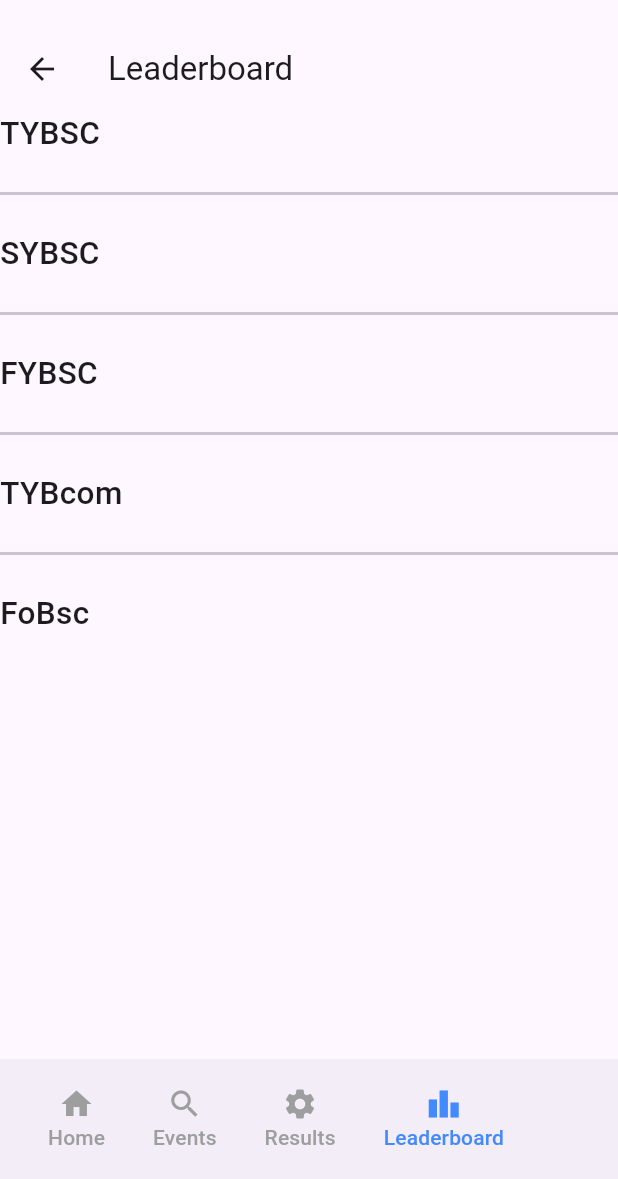
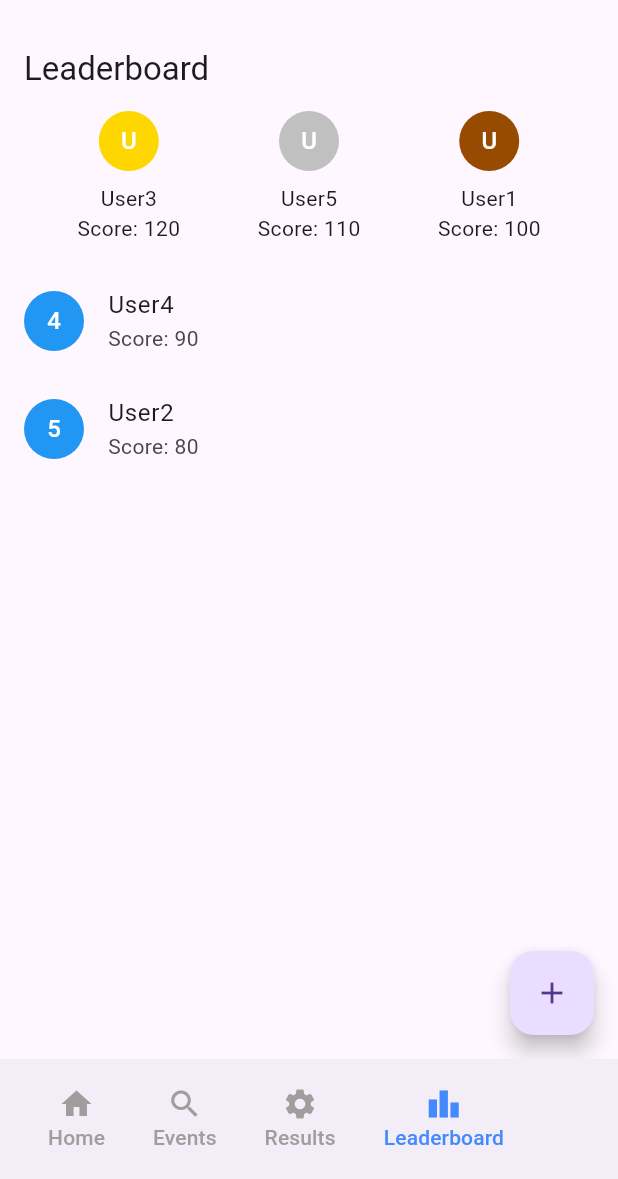
Before and after one commit to VinayakNishad/myThirdRepo, a Flutter app: the MyHome screen opened by its route, item 4 of the bottom bar chosen, on a phone screen of 412 x 824 dp, the part 57-1236 px from its top. Run offline on Flutter 3.47's test engine with Material 3 defaults, Android fonts, the phone set to English and light mode, and no system bars; our stand-ins replace firebase_auth, firebase_core, hidden_drawer_menu; accounts and stored records are empty.

Commit message:
Updated Leader board screen

```diff
--- /dev/null
+++ b/myproject/lib/LeaderBoard/LeaderBoardScreen.dart
@@ -0,0 +1,153 @@
+import 'package:flutter/material.dart';
+import 'AdminScreen.dart';
+import 'LeaderMain.dart';
+class LeaderboardScreen extends StatefulWidget {
+  final List<User> users;
+
+  LeaderboardScreen(this.users);
+
+  @override
+  _LeaderboardScreenState createState() => _LeaderboardScreenState();
+}
+class _LeaderboardScreenState extends State<LeaderboardScreen> {
+  @override
+  Widget build(BuildContext context) {
+    return Scaffold(
+      appBar: AppBar(
+        title: Text('Leaderboard'),
+      ),
+      body: Column(
+        children: [
+          Row(
+            mainAxisAlignment: MainAxisAlignment.spaceEvenly,
+            children: [
+              _buildUserWidget(widget.users[0]),
+              _buildUserWidget(widget.users[1]),
+              _buildUserWidget(widget.users[2]),
+            ],
+          ),
+          SizedBox(height: 16), // Adjust as needed
+          Expanded(
+            child: ListView.builder(
+              itemCount: widget.users.length - 3, // Exclude the top 3 users
+              itemBuilder: (context, index) {
+                return ListTile(
+                  title: Text(widget.users[index + 3].name),
+                  subtitle: Text('Score: ${widget.users[index + 3].score}'),
+                  leading: CircleAvatar(
+                    child: Text((index + 4).toString()),
+                    backgroundColor: _getAvatarColor(index + 3),
+                    foregroundColor: Colors.white,
+                  ),
+                  onTap: () {
+                    Navigator.push(
+                      context,
+                      MaterialPageRoute(
+                        builder: (context) => AdminScreen(user: widget.users[index + 3]),
+                      ),
+                    ).then((updatedUser) {
+                      if (updatedUser != null) {
+                        setState(() {
+                          widget.users[index + 3] = updatedUser;
+                          // Re-sort the users after the update
+                          widget.users.sort((a, b) => b.score.compareTo(a.score));
+                        });
+                      }
+                    });
+                  },
+                );
+              },
+            ),
+          ),
+        ],
+      ),
+      floatingActionButton: FloatingActionButton(
+        onPressed: () {
+          _addNewUser(context);
+        },
+        child: Icon(Icons.add),
+      ),
+    );
+  }
+  void _addNewUser(BuildContext context) {
+    showDialog(
+      context: context,
+      builder: (BuildContext context) {
+        TextEditingController nameController = TextEditingController();
+        TextEditingController scoreController = TextEditingController();
+
+        return AlertDialog(
+          title: Text('Add New User'),
+          content: Column(
+            mainAxisSize: MainAxisSize.min,
+            children: [
+              TextField(
+                controller: nameController,
+                decoration: InputDecoration(labelText: 'Enter Name'),
+              ),
+              SizedBox(height: 20),
+              TextField(
+                controller: scoreController,
+                keyboardType: TextInputType.number,
+                decoration: InputDecoration(labelText: 'Enter Score'),
+              ),
+            ],
+          ),
+          actions: [
+            TextButton(
+              onPressed: () {
+                Navigator.pop(context);
+              },
+              child: Text('Cancel'),
+            ),
+            ElevatedButton(
+              onPressed: () {
+                String inputName = nameController.text.trim();
+                String inputScore = scoreController.text.trim();
+                if (inputName.isNotEmpty && inputScore.isNotEmpty) {
+                  int newScore = int.parse(inputScore);
+                  User newUser = User(inputName, newScore);
+                  setState(() {
+                    widget.users.add(newUser);
+                    // Re-sort the users after the update
+                    widget.users.sort((a, b) => b.score.compareTo(a.score));
+                  });
+                  Navigator.pop(context);
+                }
+              },
+              child: Text('Add'),
+            ),
+          ],
+        );
+      },
+    );
+  }
+
+  Widget _buildUserWidget(User user) {
+    return Column(
+      children: [
+        CircleAvatar(
+          child: Text(user.name[0]),
+          backgroundColor: _getAvatarColor(widget.users.indexOf(user)),
+          foregroundColor: Colors.white,
+        ),
+        SizedBox(height: 8),
+        Text(user.name),
+        Text('Score: ${user.score}'),
+      ],
+    );
+  }
+
+  // Function to determine the avatar color based on the user's rank
+  Color _getAvatarColor(int index) {
+    if (index == 0) {
+      return Color(0xFFFFD700); // Gold color for the top user
+    } else if (index == 1) {
+      return Color(0xFFC0C0C0); // Silver for the second user
+    } else if (index == 2) {
+      return Color(0xFF964B00); // Brown for the third user
+    } else {
+      return Colors.blue; // Default color for other users
+    }
+  }
+}
--- /dev/null
+++ b/myproject/lib/LeaderBoard/LeaderMain.dart
@@ -0,0 +1,30 @@
+import 'package:flutter/material.dart';
+import 'LeaderBoardScreen.dart';
+
+
+class User {
+  String name;
+  int score;
+
+  User(this.name, this.score);
+}
+
+class LeaderMain extends StatelessWidget {
+  final List<User> users = [
+    User('User1', 100),
+    User('User2', 80),
+    User('User3', 120),
+    User('User4', 90),
+    User('User5', 110),
+  ];
+
+  @override
+  Widget build(BuildContext context) {
+    // Sort users based on their scores in descending order
+    users.sort((a, b) => b.score.compareTo(a.score));
+
+    return MaterialApp(
+      home: LeaderboardScreen(users),
+    );
+  }
+}
--- a/myproject/lib/Student/Leaderboard.dart
+++ b/myproject/lib/Student/Leaderboard.dart
@@ -1,84 +1,48 @@
-import 'package:flutter/material.dart';
-class Leaderboard extends StatefulWidget {
-
-  @override
-  _LeaderboardState createState() => _LeaderboardState();
-}
-
-class _LeaderboardState extends State<Leaderboard> {
-  @override
-  Widget build(BuildContext context) {
-    var arr_class = ['TYBSC','SYBSC','FYBSC','TYBcom','FoBsc'];
-    return Scaffold(
-      appBar: AppBar(title: Text('Leaderboard')),
-      body: ListView.separated(itemBuilder: (context, index) {
-        return Text(arr_class[index],
-          style: TextStyle(fontSize: 21,fontWeight: FontWeight.w500,),
-        );
-      },
-      itemCount: arr_class.length,
-        separatorBuilder: (context,index){
-        return Divider(height: 50,thickness: 2,);
-        },
-      ),
-      // body: ListView(
-      //   scrollDirection: Axis.vertical,
-      //   reverse: false,
-      //   children: [
-      //     Padding(padding: const EdgeInsets.all(8.0),
-      //       child:Text('TYBSC',style: TextStyle(fontSize: 20),),
-      //     ),
-      //     Padding(padding: const EdgeInsets.all(8.0),
-      //       child:Text('TYBSC',style: TextStyle(fontSize: 20),),
-      //     ),Padding(padding: const EdgeInsets.all(8.0),
-      //       child:Text('TYBSC',style: TextStyle(fontSize: 20),),
-      //     ),Padding(padding: const EdgeInsets.all(8.0),
-      //       child:Text('TYBSC',style: TextStyle(fontSize: 20),),
-      //     ),Padding(padding: const EdgeInsets.all(8.0),
-      //       child:Text('TYBSC',style: TextStyle(fontSize: 20),),
-      //     ),Padding(padding: const EdgeInsets.all(8.0),
-      //       child:Text('TYBSC',style: TextStyle(fontSize: 20),),
-      //     ),Padding(padding: const EdgeInsets.all(8.0),
-      //       child:Text('TYBSC',style: TextStyle(fontSize: 20),),
-      //     ),Padding(padding: const EdgeInsets.all(8.0),
-      //       child:Text('TYBSC',style: TextStyle(fontSize: 20),),
-      //     ),Padding(padding: const EdgeInsets.all(8.0),
-      //       child:Text('TYBSC',style: TextStyle(fontSize: 20),),
-      //     ),Padding(padding: const EdgeInsets.all(8.0),
-      //       child:Text('TYBSC',style: TextStyle(fontSize: 20),),
-      //     ),Padding(padding: const EdgeInsets.all(8.0),
-      //       child:Text('TYBSC',style: TextStyle(fontSize: 20),),
-      //     ),Padding(padding: const EdgeInsets.all(8.0),
-      //       child:Text('TYBSC',style: TextStyle(fontSize: 20),),
-      //     ),Padding(padding: const EdgeInsets.all(8.0),
-      //       child:Text('TYBSC',style: TextStyle(fontSize: 20),),
-      //     ),Padding(padding: const EdgeInsets.all(8.0),
-      //       child:Text('TYBSC',style: TextStyle(fontSize: 20),),
-      //     ),Padding(padding: const EdgeInsets.all(8.0),
-      //       child:Text('TYBSC',style: TextStyle(fontSize: 20),),
-      //     ),Padding(padding: const EdgeInsets.all(8.0),
-      //       child:Text('TYBSC',style: TextStyle(fontSize: 20),),
-      //     ),Padding(padding: const EdgeInsets.all(8.0),
-      //       child:Text('TYBSC',style: TextStyle(fontSize: 20),),
-      //     ),
-      //
-      //
-      //
-      //
-      //
-      //
-      //
-      //
-      //
-      //
-      //
-      //
-      //
-      //
-      //
-      //   ],
-      // )
-    );
-
-  }
-}
+// import 'package:flutter/material.dart';
+// class Leaderboard extends StatefulWidget {
+//
+//   @override
+//   _LeaderboardState createState() => _LeaderboardState();
+// }
+// class User {
+//   final String name;
+//   final int score;
+//   User(this.name, this.score);
+// }
+//
+// class _LeaderboardState extends State<Leaderboard> {
+//   @override
+//   final List<User> users = [
+//     User('User1', 100),
+//     User('User2', 80),
+//     User('User3', 120),
+//     User('User4', 90),
+//     User('User5', 110),
+//     User('User6', 100),
+//     User('User7', 10),
+//   ];
+//
+//   @override
+//   Widget build(BuildContext context) {
+//     return MaterialApp(
+//       home: Scaffold(
+//         appBar: AppBar(
+//           title: Text('Leaderboard'),
+//         ),
+//         body: ListView.builder(
+//           itemCount: users.length,
+//           itemBuilder: (context, index) {
+//             return ListTile(
+//               title: Text(users[index].name),
+//               subtitle: Text('Score: ${users[index].score}'),
+//               leading: CircleAvatar(
+//                 child: Text((index + 1).toString()), // Display rank
+//               ),
+//             );
+//           },
+//         ),
+//       ),
+//     );
+//
+//   }
+// }
--- a/myproject/lib/Student/home.dart
+++ b/myproject/lib/Student/home.dart
@@ -1,5 +1,5 @@
 import 'package:flutter/material.dart';
-import 'Leaderboard.dart';
+import 'package:myproject/LeaderBoard/LeaderMain.dart';
 import 'MainPage.dart';
 import 'Setting.dart';
 import 'UpcomingEvents.dart';
@@ -17,7 +17,7 @@ class _MyHomeState extends State<MyHome> {
     MainPage(),
     UpcomingEvents(),
     Setting(),
-    Leaderboard(),
+    LeaderMain(),
 
   ];
   final PageStorageBucket bucket = PageStorageBucket();
--- a/myproject/lib/Student/loginAsStudent.dart
+++ b/myproject/lib/Student/loginAsStudent.dart
@@ -29,7 +29,10 @@ class _MyLoginState extends State<MyLogin> {
         UserCredential userCredential=  await FirebaseAuth.instance.signInWithEmailAndPassword(
             email: email, password: password);
         if(userCredential.user!=null){
-          log("Please f");
+          Navigator.push(
+            context,
+            MaterialPageRoute(builder: (context) => const MyHome()),
+          );
         }
 
       } on FirebaseAuthException catch(ex){
--- a/myproject/pubspec.yaml
+++ b/myproject/pubspec.yaml
@@ -50,6 +50,7 @@ dev_dependencies:
   # package. See that file for information about deactivating specific lint
   # rules and activating additional ones.
   flutter_lints: ^3.0.1
+  provider: ^6.1.1
 
 # For information on the generic Dart part of this file, see the
 # following page: https://dart.dev/tools/pub/pubspec
```
Also changed, not shown: myproject/lib/Admin/loginAsAdmin.dart (+7 -0 lines), myproject/lib/Council/loginAsCouncilMember.dart (+33 -11 lines), myproject/lib/LeaderBoard/AdminScreen.dart (added, +63 -0 lines), myproject/lib/Student/Details.dart (added, +21 -0 lines), myproject/lib/Student/MainPage.dart (+7 -7 lines), myproject/lib/Teacher/loginAsTeacher.dart (+33 -19 lines), myproject/lib/screens/email_auth/fake.dart (deleted), myproject/pubspec.lock.
